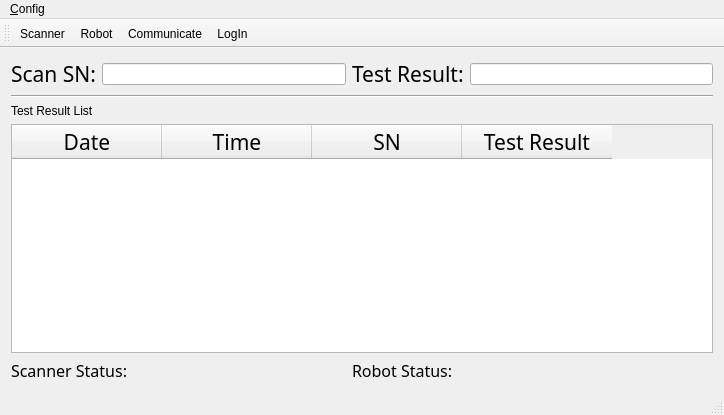
This is ict_ur10.ui in eveningwyn/ICT_UR10 as Qt 5 draws it before an edit. The edited form follows.
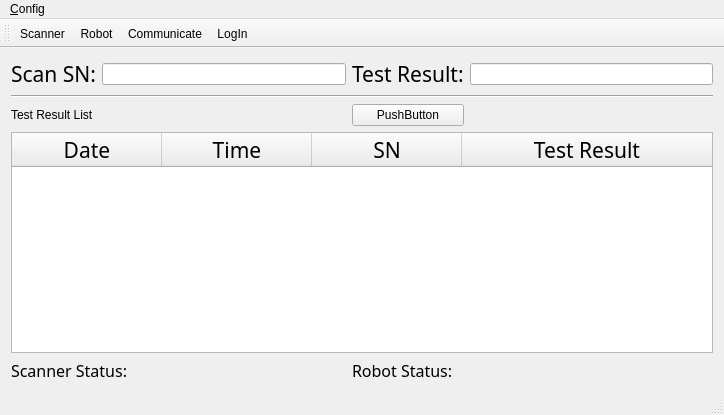
This is the edited form. Icons and pictures are not drawn.

```diff
--- a/ict_ur10.ui
+++ b/ict_ur10.ui
@@ -79,6 +79,9 @@
       <attribute name="horizontalHeaderDefaultSectionSize">
        <number>150</number>
       </attribute>
+      <attribute name="horizontalHeaderStretchLastSection">
+       <bool>true</bool>
+      </attribute>
       <column>
        <property name="text">
         <string>Date</string>
@@ -172,6 +175,13 @@
       </property>
      </widget>
     </item>
+    <item row="2" column="2">
+     <widget class="QPushButton" name="pushButton">
+      <property name="text">
+       <string>PushButton</string>
+      </property>
+     </widget>
+    </item>
    </layout>
   </widget>
   <widget class="QMenuBar" name="mainMenuBar">
```
